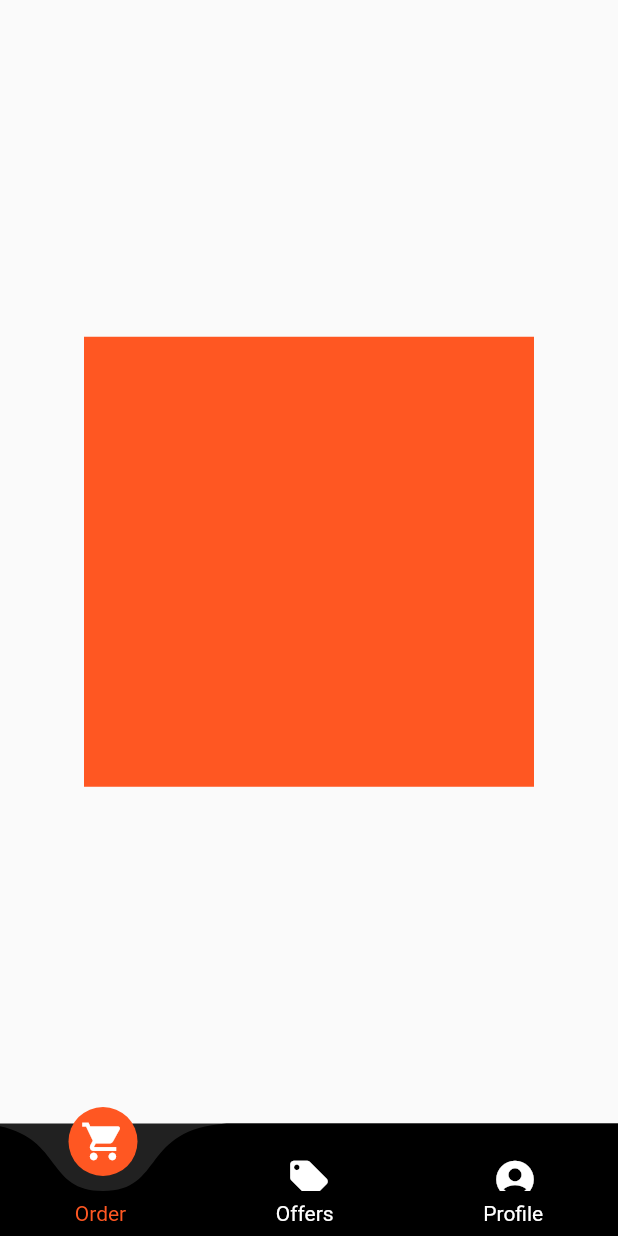
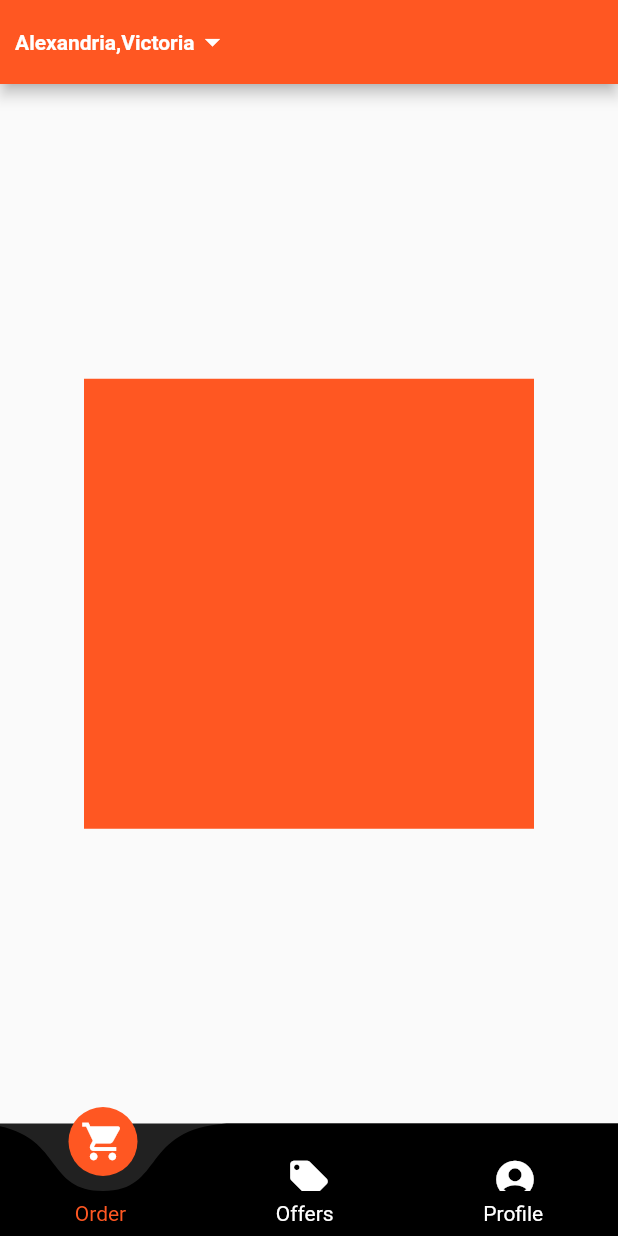
Before and after one commit to AbuElmagd97/food_delivery_app, a Flutter app: the screen it shows after launch, on a phone screen of 412 x 824 dp. Run offline on Flutter 3.47's test engine with Material 2 defaults, Android fonts, the phone set to English and light mode, and no system bars; drawn by our look-alikes of curved_navigation_bar; missing offline and left inert: sign_button, social_media_buttons.

```diff
--- a/lib/screens/HomeScreen.dart
+++ b/lib/screens/HomeScreen.dart
@@ -1,6 +1,8 @@
+import 'package:flutter/cupertino.dart';
 import 'package:flutter/material.dart';
 import 'package:curved_navigation_bar/curved_navigation_bar.dart';
 import 'package:flutter/rendering.dart';
+import 'package:fooddeliveryapp/constants.dart';
 import 'package:fooddeliveryapp/screens/Profile_Screen.dart';
 import 'package:fooddeliveryapp/screens/offers_screen.dart';
 
@@ -10,10 +12,15 @@ class HomeScreen extends StatefulWidget {
 }
 
 class _HomeScreenState extends State<HomeScreen> {
-  int _CurrentIndex=0;
+  int _currentIndex = 0;
 
-  List<Widget>_items=[
-    Center(child:Container(height: 300,width: 300,color: Colors.deepOrange,)),
+  List<Widget> _items = [
+    Center(
+        child: Container(
+      height: 300,
+      width: 300,
+      color: Colors.deepOrange,
+    )),
     OffersScreen(),
     ProfileScreen(),
   ];
@@ -21,6 +28,26 @@ class _HomeScreenState extends State<HomeScreen> {
   @override
   Widget build(BuildContext context) {
     return Scaffold(
+      appBar: _currentIndex == 2
+          ? AppBar(
+              backgroundColor: Colors.deepOrange,
+              title: Text(
+                "Profile",
+                style: style1.copyWith(fontWeight: FontWeight.bold),
+              ),
+              actions: [
+                IconButton(
+                  onPressed: () {
+                    print("Settings");
+                  },
+                  icon: Icon(
+                    Icons.settings,
+                    color: Colors.white,
+                  ),
+                ),
+              ],
+            )
+          : _buildAppBar(),
       bottomNavigationBar: Container(
         height: 75,
         child: Column(
@@ -31,13 +58,25 @@ class _HomeScreenState extends State<HomeScreen> {
               buttonBackgroundColor: Colors.deepOrange,
               color: Colors.black,
               items: <Widget>[
-                Icon(Icons.shopping_cart, size: 30,color: Colors.white,),
-                Icon(Icons.local_offer, size: 30,color: Colors.white,),
-                Icon(Icons.account_circle, size: 30,color: Colors.white,),
+                Icon(
+                  Icons.shopping_cart,
+                  size: 30,
+                  color: Colors.white,
+                ),
+                Icon(
+                  Icons.local_offer,
+                  size: 30,
+                  color: Colors.white,
+                ),
+                Icon(
+                  Icons.account_circle,
+                  size: 30,
+                  color: Colors.white,
+                ),
               ],
               onTap: (index) {
                 setState(() {
-                  _CurrentIndex=index;
+                  _currentIndex = index;
                 });
               },
             ),
@@ -47,16 +86,140 @@ class _HomeScreenState extends State<HomeScreen> {
               child: Row(
                 mainAxisAlignment: MainAxisAlignment.spaceAround,
                 children: [
-                  Text("Order",style: _CurrentIndex==0?TextStyle(color: Colors.deepOrange):TextStyle(color: Colors.white),),
-                  Text("Offers",style:  _CurrentIndex==1?TextStyle(color: Colors.deepOrange):TextStyle(color: Colors.white),),
-                  Text("Profile",style:  _CurrentIndex==2?TextStyle(color: Colors.deepOrange):TextStyle(color: Colors.white),)
+                  Text(
+                    "Order",
+                    style: _currentIndex == 0
+                        ? TextStyle(color: Colors.deepOrange)
+                        : TextStyle(color: Colors.white),
+                  ),
+                  Text(
+                    "Offers",
+                    style: _currentIndex == 1
+                        ? TextStyle(color: Colors.deepOrange)
+                        : TextStyle(color: Colors.white),
+                  ),
+                  Text(
+                    "Profile",
+                    style: _currentIndex == 2
+                        ? TextStyle(color: Colors.deepOrange)
+                        : TextStyle(color: Colors.white),
+                  )
                 ],
               ),
             ),
           ],
         ),
       ),
-      body: _items[_CurrentIndex],
+      body: _items[_currentIndex],
     );
   }
+
+  Widget _buildAppBar() {
+    return AppBar(
+      backgroundColor: Colors.deepOrange,
+      actions: [
+        GestureDetector(
+          onTap: () {
+            _showBottomSheet(context);
+          },
+          child: Container(
+            padding: EdgeInsets.symmetric(horizontal: 10.0),
+            width: MediaQuery.of(context).size.width,
+            child: Row(
+              children: [
+                Text(
+                  "Alexandria,Victoria",
+                  style: style2.copyWith(fontWeight: FontWeight.bold),
+                ),
+                Icon(
+                  Icons.arrow_drop_down,
+                  color: Colors.white,
+                ),
+              ],
+            ),
+          ),
+        ),
+      ],
+    );
+  }
+
+  void _showBottomSheet(BuildContext context) {
+    showModalBottomSheet(
+        context: context,
+        backgroundColor: Colors.black,
+        shape: RoundedRectangleBorder(
+          borderRadius: BorderRadius.only(
+            topLeft: Radius.circular(20.0),
+            topRight: Radius.circular(20.0),
+          ),
+        ),
+        builder: (context) {
+          return Container(
+            height: MediaQuery.of(context).size.height * 0.3,
+            padding: EdgeInsets.symmetric(horizontal: 10.0),
+            child: Column(
+              mainAxisAlignment: MainAxisAlignment.spaceEvenly,
+              crossAxisAlignment: CrossAxisAlignment.start,
+              children: [
+                Text(
+                  "Delivering to",
+                  style: style1,
+                ),
+                Text(
+                  "Recent Delivery Areas",
+                  style: TextStyle(fontSize: 14.0, color: Colors.white70),
+                ),
+                Row(
+                  children: [
+                    Icon(
+                      Icons.history,
+                      color: Colors.white30,
+                    ),
+                    Text(
+                      " Alexandria,Victoria",
+                      style: style2.copyWith(fontWeight: FontWeight.bold),
+                    ),
+                    SizedBox(
+                      width: MediaQuery.of(context).size.width * 0.45,
+                    ),
+                    IconButton(
+                      onPressed: () {
+                        print('Deleted');
+                      },
+                      icon: Icon(
+                        Icons.delete_forever,
+                        color: Colors.white30,
+                      ),
+                    ),
+                  ],
+                ),
+                GestureDetector(
+                  onTap: () {
+                    print("Added");
+                  },
+                  child: Row(
+                    children: [
+                      Icon(
+                        Icons.add,
+                        color: Colors.deepOrange,
+                      ),
+                      Text(
+                        "Add New Delivery address",
+                        style: style2.copyWith(fontWeight: FontWeight.bold),
+                      ),
+                      SizedBox(
+                        width: MediaQuery.of(context).size.width * 0.37,
+                      ),
+                      Icon(
+                        Icons.keyboard_arrow_right,
+                        color: Colors.deepOrange,
+                      ),
+                    ],
+                  ),
+                ),
+              ],
+            ),
+          );
+        });
+  }
 }
--- a/lib/screens/offers_screen.dart
+++ b/lib/screens/offers_screen.dart
@@ -326,7 +326,7 @@ class OffersScreen extends StatelessWidget {
                             style: style3.copyWith(fontWeight: FontWeight.bold),
                           ),
                           SizedBox(
-                            width: MediaQuery.of(context).size.width*0.06,
+                            width: width*0.06,
                           ),
                           Column(
                             crossAxisAlignment: CrossAxisAlignment.end,
```
Also changed, not shown: lib/screens/Profile_Screen.dart (+28 -19 lines).
